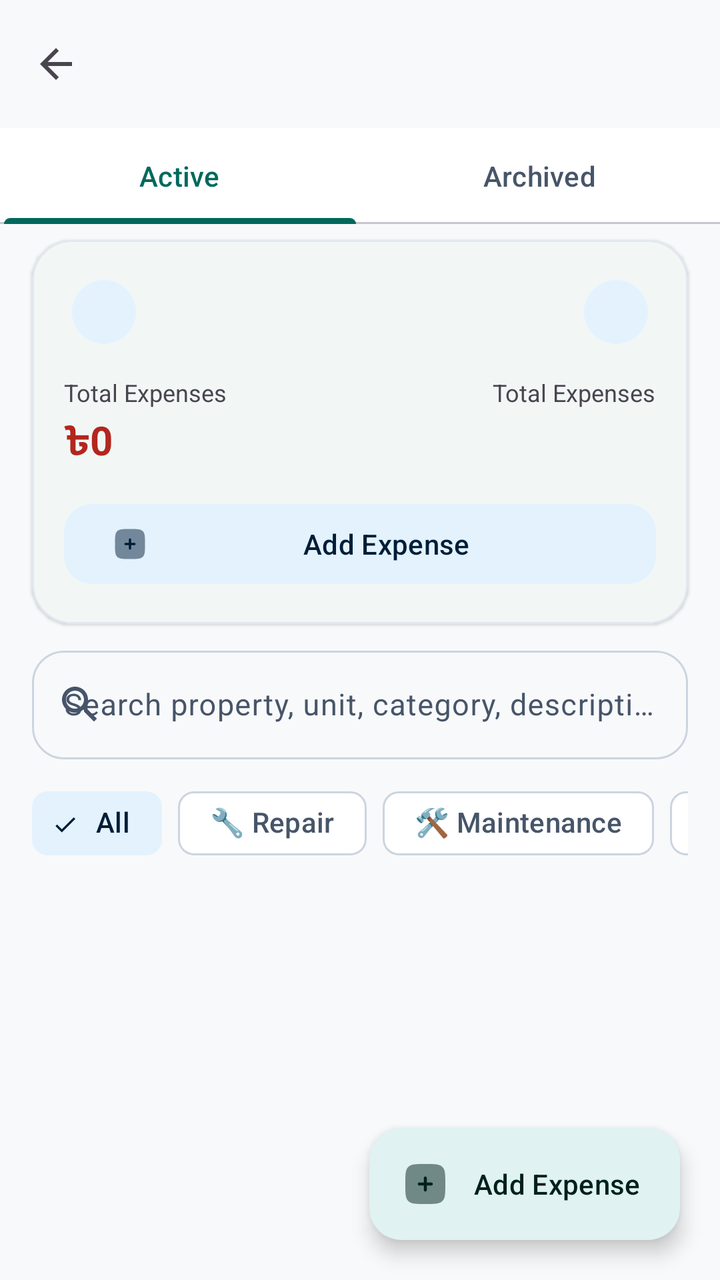
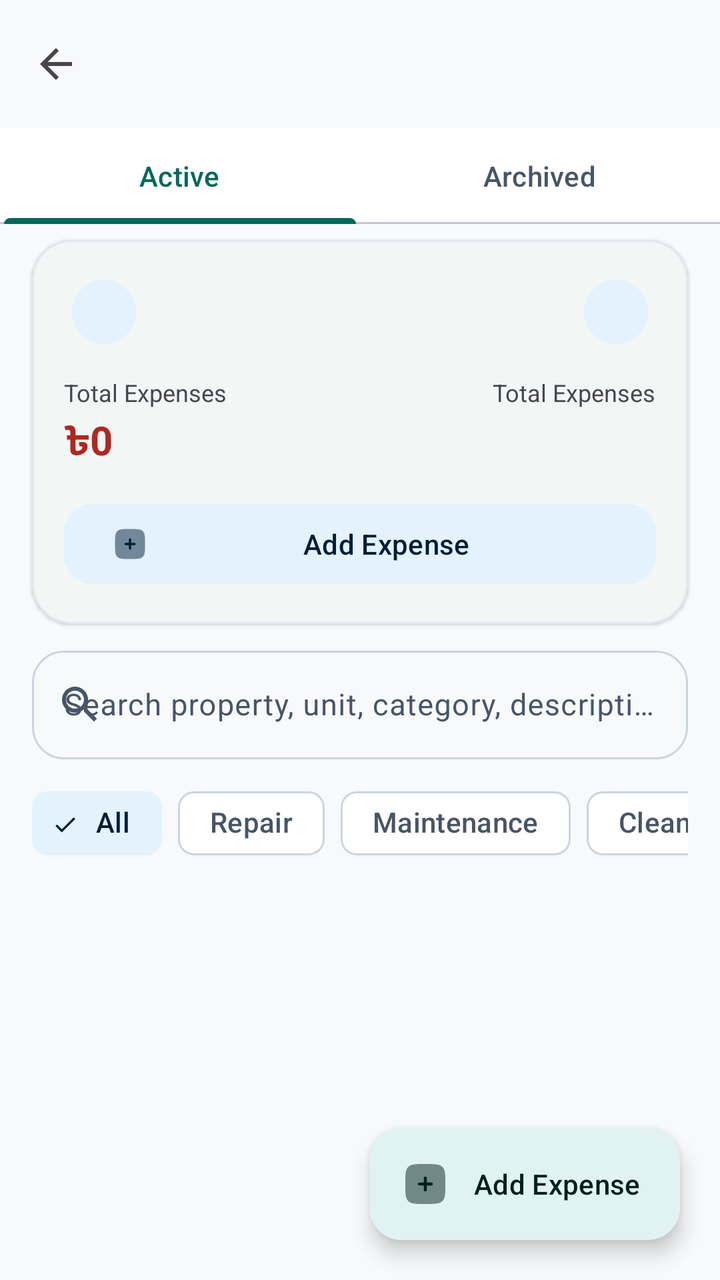

An Android layout rendered at two revisions. The XML below is the earlier revision; the diff shows what the commit changed to produce the second picture.
<!-- AndroidManifest.xml: application theme Theme.RobHouseRental -->
<!-- res/layout/activity_expenses.xml -->
<?xml version="1.0" encoding="utf-8"?>
<androidx.coordinatorlayout.widget.CoordinatorLayout
    xmlns:android="http://schemas.android.com/apk/res/android"
    xmlns:app="http://schemas.android.com/apk/res-auto"
    android:layout_width="match_parent"
    android:layout_height="match_parent"
    android:fitsSystemWindows="true">

    <LinearLayout
        android:layout_width="match_parent"
        android:layout_height="match_parent"
        android:orientation="vertical">

        
        <com.google.android.material.appbar.MaterialToolbar
            android:id="@+id/toolbarExpenses"
            android:layout_width="match_parent"
            android:layout_height="?attr/actionBarSize"
            android:title="@string/expenses_title"
            app:navigationIcon="@drawable/ic_arrow_back" />

        
        <com.google.android.material.tabs.TabLayout
            android:id="@+id/tabLayoutExpenses"
            android:layout_width="match_parent"
            android:layout_height="wrap_content"
            app:tabIndicatorFullWidth="true">

            <com.google.android.material.tabs.TabItem
                android:layout_width="wrap_content"
                android:layout_height="wrap_content"
                android:text="@string/tab_active_expenses" />

            <com.google.android.material.tabs.TabItem
                android:layout_width="wrap_content"
                android:layout_height="wrap_content"
                android:text="@string/tab_archived_expenses" />

        </com.google.android.material.tabs.TabLayout>

        
        <com.google.android.material.card.MaterialCardView
            android:layout_width="match_parent"
            android:layout_height="wrap_content"
            android:layout_marginHorizontal="16dp"
            android:layout_marginTop="8dp"
            app:cardCornerRadius="20dp"
            app:cardElevation="1dp"
            app:strokeWidth="1dp">

            <LinearLayout
                android:layout_width="match_parent"
                android:layout_height="wrap_content"
                android:orientation="vertical"
                android:padding="16dp">

                
                <LinearLayout
                    android:id="@+id/layoutExpenseMonthNav"
                    android:layout_width="match_parent"
                    android:layout_height="wrap_content"
                    android:gravity="center_vertical"
                    android:orientation="horizontal">

                    <com.google.android.material.button.MaterialButton
                        android:id="@+id/btnPrevExpenseMonth"
                        style="@style/Widget.Material3.Button.IconButton.Filled.Tonal"
                        android:layout_width="40dp"
                        android:layout_height="40dp"
                        android:text="‹"
                        android:textSize="20sp" />

                    <TextView
                        android:id="@+id/tvSelectedExpenseMonth"
                        android:layout_width="0dp"
                        android:layout_height="wrap_content"
                        android:layout_weight="1"
                        android:gravity="center"
                        
                        android:textSize="17sp"
                        android:textStyle="bold" />

                    <com.google.android.material.button.MaterialButton
                        android:id="@+id/btnNextExpenseMonth"
                        style="@style/Widget.Material3.Button.IconButton.Filled.Tonal"
                        android:layout_width="40dp"
                        android:layout_height="40dp"
                        android:text="›"
                        android:textSize="20sp" />

                </LinearLayout>

                
                <LinearLayout
                    android:layout_width="match_parent"
                    android:layout_height="wrap_content"
                    android:layout_marginTop="12dp"
                    android:orientation="horizontal">

                    
                    <LinearLayout
                        android:layout_width="0dp"
                        android:layout_height="wrap_content"
                        android:layout_weight="1"
                        android:orientation="vertical">

                        <TextView
                            android:layout_width="wrap_content"
                            android:layout_height="wrap_content"
                            android:text="@string/total_expenses"
                            android:textSize="12sp" />

                        <TextView
                            android:id="@+id/tvExpenseSummaryTotal"
                            android:layout_width="wrap_content"
                            android:layout_height="wrap_content"
                            android:layout_marginTop="2dp"
                            android:text="৳0"
                            android:textColor="?attr/colorError"
                            android:textSize="20sp"
                            android:textStyle="bold" />

                    </LinearLayout>

                    
                    <LinearLayout
                        android:layout_width="wrap_content"
                        android:layout_height="wrap_content"
                        android:gravity="end"
                        android:orientation="vertical">

                        <TextView
                            android:layout_width="wrap_content"
                            android:layout_height="wrap_content"
                            android:text="@string/total_expenses"
                            android:textSize="12sp" />

                        <TextView
                            android:id="@+id/tvExpenseSummaryCount"
                            android:layout_width="wrap_content"
                            android:layout_height="wrap_content"
                            android:layout_marginTop="2dp"
                            
                            android:textSize="18sp"
                            android:textStyle="bold" />

                    </LinearLayout>

                </LinearLayout>

                
                <com.google.android.material.button.MaterialButton
                    android:id="@+id/btnAddExpenseHeader"
                    style="@style/Widget.Material3.Button.TonalButton"
                    android:layout_width="match_parent"
                    android:layout_height="wrap_content"
                    android:layout_marginTop="12dp"
                    android:minHeight="48dp"
                    android:text="@string/add_expense_title"
                    android:textSize="14sp"
                    app:cornerRadius="14dp"
                    app:icon="@drawable/ic_add" />

            </LinearLayout>

        </com.google.android.material.card.MaterialCardView>

        
        <com.google.android.material.textfield.TextInputLayout
            android:id="@+id/layoutSearchExpenses"
            style="@style/Widget.Material3.TextInputLayout.OutlinedBox"
            android:layout_width="match_parent"
            android:layout_height="wrap_content"
            android:layout_marginHorizontal="16dp"
            android:layout_marginTop="8dp"
            android:hint="@string/search_expenses_hint"
            app:boxCornerRadiusBottomEnd="16dp"
            app:boxCornerRadiusBottomStart="16dp"
            app:boxCornerRadiusTopEnd="16dp"
            app:boxCornerRadiusTopStart="16dp"
            app:endIconMode="clear_text"
            app:startIconDrawable="@drawable/ic_search">

            <com.google.android.material.textfield.TextInputEditText
                android:id="@+id/etSearchExpenses"
                android:layout_width="match_parent"
                android:layout_height="wrap_content"
                android:imeOptions="actionSearch"
                android:inputType="text"
                android:maxLines="1"
                android:textSize="15sp" />

        </com.google.android.material.textfield.TextInputLayout>

        
        <HorizontalScrollView
            android:layout_width="match_parent"
            android:layout_height="wrap_content"
            android:layout_marginTop="8dp"
            android:paddingHorizontal="16dp"
            android:scrollbars="none">

            <com.google.android.material.chip.ChipGroup
                android:id="@+id/chipGroupExpenseCategory"
                android:layout_width="wrap_content"
                android:layout_height="wrap_content"
                app:singleSelection="true">

                <com.google.android.material.chip.Chip
                    android:id="@+id/chipCatAll"
                    style="@style/Widget.Material3.Chip.Filter"
                    android:layout_width="wrap_content"
                    android:layout_height="wrap_content"
                    android:checked="true"
                    android:text="@string/all_filter" />

                <com.google.android.material.chip.Chip
                    android:id="@+id/chipCatRepair"
                    style="@style/Widget.Material3.Chip.Filter"
                    android:layout_width="wrap_content"
                    android:layout_height="wrap_content"
                    android:text="@string/expense_cat_repair" />

                <com.google.android.material.chip.Chip
                    android:id="@+id/chipCatMaintenance"
                    style="@style/Widget.Material3.Chip.Filter"
                    android:layout_width="wrap_content"
                    android:layout_height="wrap_content"
                    android:text="@string/expense_cat_maintenance" />

                <com.google.android.material.chip.Chip
                    android:id="@+id/chipCatCleaning"
                    style="@style/Widget.Material3.Chip.Filter"
                    android:layout_width="wrap_content"
                    android:layout_height="wrap_content"
                    android:text="@string/expense_cat_cleaning" />

                <com.google.android.material.chip.Chip
                    android:id="@+id/chipCatElectrical"
                    style="@style/Widget.Material3.Chip.Filter"
                    android:layout_width="wrap_content"
                    android:layout_height="wrap_content"
                    android:text="@string/expense_cat_electrical" />

                <com.google.android.material.chip.Chip
                    android:id="@+id/chipCatPlumbing"
                    style="@style/Widget.Material3.Chip.Filter"
                    android:layout_width="wrap_content"
                    android:layout_height="wrap_content"
                    android:text="@string/expense_cat_plumbing" />

                <com.google.android.material.chip.Chip
                    android:id="@+id/chipCatPainting"
                    style="@style/Widget.Material3.Chip.Filter"
                    android:layout_width="wrap_content"
                    android:layout_height="wrap_content"
                    android:text="@string/expense_cat_painting" />

                <com.google.android.material.chip.Chip
                    android:id="@+id/chipCatSecurity"
                    style="@style/Widget.Material3.Chip.Filter"
                    android:layout_width="wrap_content"
                    android:layout_height="wrap_content"
                    android:text="@string/expense_cat_security" />

                <com.google.android.material.chip.Chip
                    android:id="@+id/chipCatTax"
                    style="@style/Widget.Material3.Chip.Filter"
                    android:layout_width="wrap_content"
                    android:layout_height="wrap_content"
                    android:text="@string/expense_cat_tax" />

                <com.google.android.material.chip.Chip
                    android:id="@+id/chipCatOther"
                    style="@style/Widget.Material3.Chip.Filter"
                    android:layout_width="wrap_content"
                    android:layout_height="wrap_content"
                    android:text="@string/expense_cat_other" />

            </com.google.android.material.chip.ChipGroup>

        </HorizontalScrollView>

        
        <TextView
            android:id="@+id/tvExpensesCount"
            android:layout_width="match_parent"
            android:layout_height="wrap_content"
            android:layout_marginHorizontal="16dp"
            android:layout_marginTop="4dp"
            android:layout_marginBottom="4dp"
            
            android:textSize="14sp"
            android:textStyle="bold" />

        
        <androidx.recyclerview.widget.RecyclerView
            android:id="@+id/recyclerExpenses"
            android:layout_width="match_parent"
            android:layout_height="0dp"
            android:layout_weight="1"
            android:clipToPadding="false"
            android:paddingHorizontal="16dp"
            android:paddingTop="4dp"
            android:paddingBottom="80dp" />

        
        <LinearLayout
            android:id="@+id/layoutEmptyExpenses"
            android:layout_width="match_parent"
            android:layout_height="0dp"
            android:layout_weight="1"
            android:gravity="center"
            android:orientation="vertical"
            android:padding="32dp"
            android:visibility="gone">

            <TextView
                android:layout_width="wrap_content"
                android:layout_height="wrap_content"
                android:text="🧾"
                android:textSize="64sp" />

            <TextView
                android:layout_width="wrap_content"
                android:layout_height="wrap_content"
                android:layout_marginTop="16dp"
                android:text="@string/no_expenses_yet"
                android:textSize="20sp"
                android:textStyle="bold" />

            <TextView
                android:layout_width="wrap_content"
                android:layout_height="wrap_content"
                android:layout_marginTop="8dp"
                android:gravity="center"
                android:text="@string/add_first_expense_desc"
                android:textSize="15sp" />

            <com.google.android.material.button.MaterialButton
                android:id="@+id/btnEmptyAddExpense"
                android:layout_width="wrap_content"
                android:layout_height="wrap_content"
                android:layout_marginTop="20dp"
                android:minHeight="52dp"
                android:text="@string/add_expense_title"
                android:textSize="15sp"
                app:cornerRadius="16dp" />

        </LinearLayout>

    </LinearLayout>

    
    <com.google.android.material.floatingactionbutton.ExtendedFloatingActionButton
        android:id="@+id/fabAddExpense"
        android:layout_width="wrap_content"
        android:layout_height="wrap_content"
        android:layout_gravity="bottom|end"
        android:layout_margin="20dp"
        android:text="@string/add_expense_title"
        app:icon="@drawable/ic_add" />

</androidx.coordinatorlayout.widget.CoordinatorLayout>
<!-- resources referenced by this layout -->
<resources>
  <!-- drawable ic_arrow_back (drawable) -->
  <vector xmlns:android="http://schemas.android.com/apk/res/android"
      android:width="24dp"
      android:height="24dp"
      android:viewportWidth="24"
      android:viewportHeight="24"
      android:tint="?attr/colorControlNormal">
    <path
        android:fillColor="#FF000000"
        android:pathData="M20,11H7.83l5.59,-5.59L12,4l-8,8 8,8 1.41,-1.41L7.83,13H20v-2z"/>
  </vector>
  <!-- drawable ic_search (drawable) -->
  <vector xmlns:android="http://schemas.android.com/apk/res/android"
      android:width="24dp"
      android:height="24dp"
      android:viewportWidth="24"
      android:viewportHeight="24"
      android:tint="?attr/colorControlNormal">
    <path
        android:fillColor="@android:color/white"
        android:pathData="M15.5,14h-0.79l-0.28,-0.27C15.41,12.59 16,11.11 16,9.5 16,5.91 13.09,3 9.5,3S3,5.91 3,9.5 5.91,16 9.5,16c1.61,0 3.09,-0.59 4.23,-1.57l0.27,0.28v0.79l5,4.99L20.49,19l-4.99,-5zM9.5,14C7.01,14 5,11.99 5,9.5S7.01,5 9.5,5 14,7.01 14,9.5 11.99,14 9.5,14z"/>
  </vector>
  <string name="add_expense_title">Add Expense</string>
  <string name="add_first_expense_desc">Track repairs, maintenance, cleaning, taxes and other property expenses easily.</string>
  <string name="all_filter">All</string>
  <string name="expense_cat_cleaning">🧹 Cleaning</string>
  <string name="expense_cat_electrical">💡 Electrical</string>
  <string name="expense_cat_maintenance">🛠️ Maintenance</string>
  <string name="expense_cat_other">📦 Other Expense</string>
  <string name="expense_cat_painting">🎨 Painting</string>
  <string name="expense_cat_plumbing">🚰 Plumbing</string>
  <string name="expense_cat_repair">🔧 Repair</string>
  <string name="expense_cat_security">🛡️ Security</string>
  <string name="expense_cat_tax">🏢 Property / Municipal Tax</string>
  <string name="expenses_title">Property Expenses</string>
  <string name="no_expenses_yet">No Expenses Recorded Yet</string>
  <string name="search_expenses_hint">Search property, unit, category, description...</string>
  <string name="tab_active_expenses">Active</string>
  <string name="tab_archived_expenses">Archived</string>
  <string name="total_expenses">Total Expenses</string>
  <style name="Theme.RobHouseRental" parent="Base.Theme.RobHouseRental" />
  <color name="md_theme_primary">#00695C</color>
  <color name="md_theme_onPrimary">#FFFFFF</color>
  <color name="md_theme_primaryContainer">#E0F2F1</color>
  <color name="md_theme_onPrimaryContainer">#00201A</color>
  <color name="md_theme_secondary">#1565C0</color>
  <color name="md_theme_onSecondary">#FFFFFF</color>
  <color name="md_theme_secondaryContainer">#E3F2FD</color>
  <color name="md_theme_onSecondaryContainer">#001D36</color>
  <color name="md_theme_tertiary">#6D4C41</color>
  <color name="md_theme_onTertiary">#FFFFFF</color>
  <color name="md_theme_tertiaryContainer">#EFEBE9</color>
  <color name="md_theme_onTertiaryContainer">#25150F</color>
  <color name="md_theme_background">#F8F9FA</color>
  <color name="md_theme_onBackground">#191C1D</color>
  <color name="md_theme_surface">#FFFFFF</color>
  <color name="md_theme_onSurface">#191C1D</color>
  <color name="md_theme_surfaceVariant">#F1F5F9</color>
  <color name="md_theme_onSurfaceVariant">#475569</color>
  <color name="md_theme_outline">#CBD5E1</color>
  <style name="Widget.App.CardView" parent="Widget.Material3.CardView.Elevated">
          <item name="cardCornerRadius">16dp</item>
          <item name="cardElevation">1dp</item>
          <item name="strokeWidth">1dp</item>
          <item name="strokeColor">@color/md_theme_outlineVariant</item>
          <item name="cardBackgroundColor">@color/md_theme_surface</item>
      </style>
  <color name="md_theme_outlineVariant">#E2E8F0</color>
  <!-- unchanged entries left out for length: 2 -->
</resources>

<!-- the commit's change to res/layout/activity_expenses.xml (unified diff, before → after) -->
@@ -318,7 +318,7 @@
             <TextView
                 android:layout_width="wrap_content"
                 android:layout_height="wrap_content"
-                android:text="🧾"
+                android:text=""
                 android:textSize="64sp" />
 
             <TextView
<!-- resource entries referenced after the edit -->
@@ -25,15 +25,15 @@
   <string name="add_expense_title">Add Expense</string>
   <string name="add_first_expense_desc">Track repairs, maintenance, cleaning, taxes and other property expenses easily.</string>
   <string name="all_filter">All</string>
-  <string name="expense_cat_cleaning">🧹 Cleaning</string>
-  <string name="expense_cat_electrical">💡 Electrical</string>
-  <string name="expense_cat_maintenance">🛠️ Maintenance</string>
-  <string name="expense_cat_other">📦 Other Expense</string>
-  <string name="expense_cat_painting">🎨 Painting</string>
-  <string name="expense_cat_plumbing">🚰 Plumbing</string>
-  <string name="expense_cat_repair">🔧 Repair</string>
-  <string name="expense_cat_security">🛡️ Security</string>
-  <string name="expense_cat_tax">🏢 Property / Municipal Tax</string>
+  <string name="expense_cat_cleaning"> Cleaning</string>
+  <string name="expense_cat_electrical"> Electrical</string>
+  <string name="expense_cat_maintenance"> Maintenance</string>
+  <string name="expense_cat_other"> Other Expense</string>
+  <string name="expense_cat_painting"> Painting</string>
+  <string name="expense_cat_plumbing"> Plumbing</string>
+  <string name="expense_cat_repair"> Repair</string>
+  <string name="expense_cat_security"> Security</string>
+  <string name="expense_cat_tax"> Property / Municipal Tax</string>
   <string name="expenses_title">Property Expenses</string>
   <string name="no_expenses_yet">No Expenses Recorded Yet</string>
   <string name="search_expenses_hint">Search property, unit, category, description...</string>
